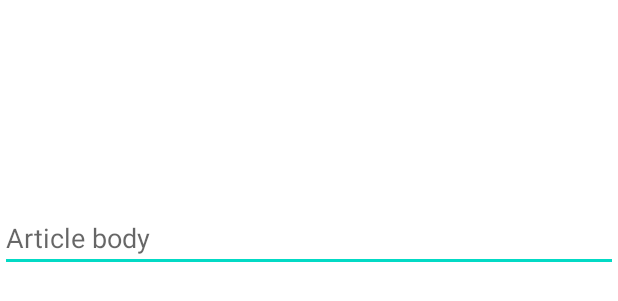
After one commit to Akhila-111/Write-Out, an Android app: the layout article_layout.xml on its own in the app's theme, with its tools: preview values and no code run, on a phone screen of 412 x 824 dp. The commit adds this screen. Shown: the top 301 px of the screen. Run offline under Robolectric (Android 15) with nearby library versions, the phone set to English and light mode, and no system bars.

Commit message:
data in recycler view

```diff
--- a/app/src/main/AndroidManifest.xml
+++ b/app/src/main/AndroidManifest.xml
@@ -22,7 +22,7 @@
 
         <activity android:name=".PasswordActivity"/>
         <activity android:name=".ArticleWriting" />
-
+        <activity android:name=".ArticleActivity"/>
 
         <activity
             android:name=".LoginActivity"
--- a/app/src/main/java/com/example/write_out/ArticleWriting.java
+++ b/app/src/main/java/com/example/write_out/ArticleWriting.java
@@ -78,9 +78,10 @@ public class ArticleWriting extends AppCompatActivity {
            // String Arttitle = Title.getText().toString();
          //   String dataOfPublication = DateOfPublication.getText().toString();
          //  reference.setValue(ArticleBody);
+            String s = userName + "_" + ArtTitle;
 
             UserHelperClass helperClass = new UserHelperClass(userName,ArtTitle,Category,dateOfPub,Articlebody);
-            reference.push().child(helperClass.userName).setValue(helperClass);
+            reference.child(s).setValue(helperClass);
 
             Toast.makeText(this, "ARTICLE UPLOADED", Toast.LENGTH_SHORT).show();
         });
--- a/app/src/main/java/com/example/write_out/SignUpActivity.java
+++ b/app/src/main/java/com/example/write_out/SignUpActivity.java
@@ -63,8 +63,6 @@ public class SignUpActivity extends AppCompatActivity {
         reference = FirebaseDatabase.getInstance().getReference().child("Users");
 
        btnRegister.setOnClickListener(view -> {
-           String SignUpUserEmail = signUpEmail.getText().toString();
-           reference.setValue(SignUpUserEmail);
 
            createUser();
            savedata();
--- a/app/src/main/java/com/example/write_out/UserHelperClass.java
+++ b/app/src/main/java/com/example/write_out/UserHelperClass.java
@@ -15,8 +15,6 @@ public class UserHelperClass {
         this.category = category;
         this.dateOfPublication = dateOfPublication;
         this.articleBody = articleBody;
-
-
     }
 
 
--- a/app/src/main/res/layout/activity_article_detail.xml
+++ b/app/src/main/res/layout/activity_article_detail.xml
@@ -104,7 +104,7 @@
         app:layout_constraintHorizontal_bias="0.163"
         app:layout_constraintStart_toStartOf="parent"
         app:layout_constraintTop_toTopOf="parent"
-        app:layout_constraintVertical_bias="0.162" />
+        app:layout_constraintVertical_bias="0.165" />
 
     <EditText
         android:id="@+id/editTextTextPersonName3"
@@ -129,10 +129,10 @@
         android:textSize="24sp"
         app:layout_constraintBottom_toBottomOf="@+id/imageView3"
         app:layout_constraintEnd_toEndOf="parent"
-        app:layout_constraintHorizontal_bias="0.109"
+        app:layout_constraintHorizontal_bias="0.092"
         app:layout_constraintStart_toStartOf="parent"
         app:layout_constraintTop_toTopOf="parent"
-        app:layout_constraintVertical_bias="0.035" />
+        app:layout_constraintVertical_bias="0.042" />
 
 
 </androidx.constraintlayout.widget.ConstraintLayout>
--- /dev/null
+++ b/app/src/main/res/layout/article_layout.xml
@@ -0,0 +1,36 @@
+<?xml version="1.0" encoding="utf-8"?>
+<androidx.constraintlayout.widget.ConstraintLayout xmlns:android="http://schemas.android.com/apk/res/android"
+    xmlns:app="http://schemas.android.com/apk/res-auto"
+    xmlns:tools="http://schemas.android.com/tools"
+    android:layout_width="match_parent"
+    android:layout_height="match_parent">
+
+    <androidx.core.widget.NestedScrollView
+        android:id="@+id/nestedScrollView"
+        android:layout_width="match_parent"
+        android:layout_height="0dp"
+
+
+        android:layout_marginTop="136dp"
+        android:fillViewport="true"
+        app:layout_constraintEnd_toEndOf="parent"
+        app:layout_constraintHorizontal_bias="0.0"
+        app:layout_constraintStart_toStartOf="parent"
+        app:layout_constraintTop_toTopOf="parent">
+
+        <EditText
+            android:id="@+id/addText1"
+            android:layout_width="match_parent"
+            android:layout_height="wrap_content"
+            app:layout_constraintVertical_bias="0.123"
+            app:layout_constraintBottom_toBottomOf="parent"
+            app:layout_constraintEnd_toEndOf="parent"
+            app:layout_constraintTop_toTopOf="parent"
+            android:ems="10"
+            android:hint="Article body"
+            android:inputType="textMultiLine"
+            android:maxLines="25"
+            android:scrollbars="vertical" />
+    </androidx.core.widget.NestedScrollView>
+
+</androidx.constraintlayout.widget.ConstraintLayout>
```
Also changed, not shown: app/src/main/java/com/example/write_out/ArticleActivity.java (added, +48 -0 lines), app/src/main/java/com/example/write_out/MyArticles.java (+18 -24 lines), app/src/main/java/com/example/write_out/myAdapterClass.java (+16 -2 lines), app/src/main/res/layout/article_writing.xml (+3 -11 lines).
